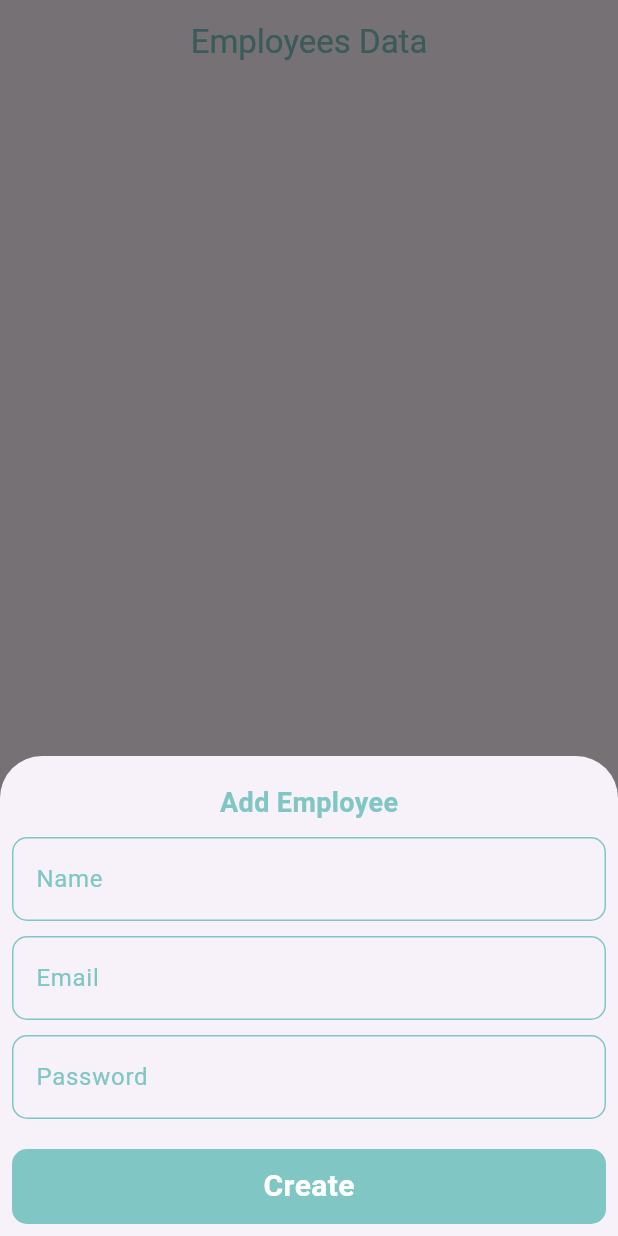
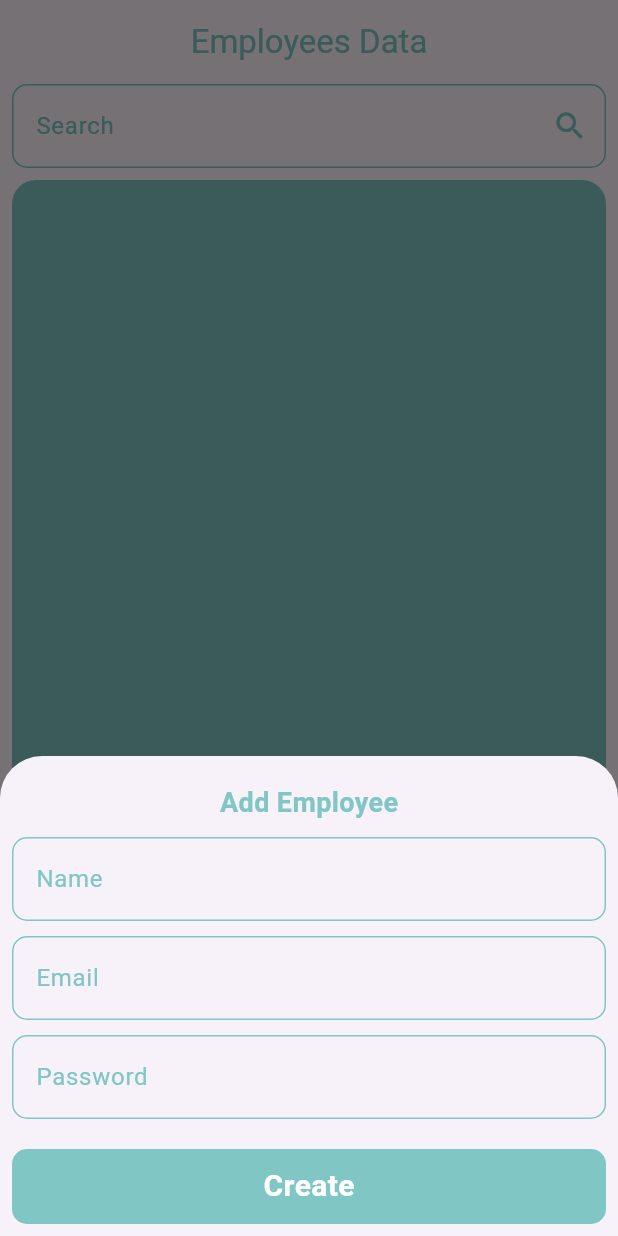
Before and after one commit to OmarAmeer96/Time-Pulse, a Flutter app: the screen it shows after launch, after a tap on the "person add" icon, on a phone screen of 412 x 824 dp. Run offline on Flutter 3.47's test engine with Material 3 defaults, Android fonts, the phone set to English and light mode, and no system bars; our stand-ins replace cloud_firestore, firebase_auth, firebase_core, flutter_bloc, flutter_screenutil; accounts and stored records are empty; statements that could not run were skipped.

Commit message:
update admin home view ui

```diff
--- a/lib/features/admin/views/admin_home_view.dart
+++ b/lib/features/admin/views/admin_home_view.dart
@@ -3,6 +3,7 @@ import 'package:time_pulse/features/admin/employee_model.dart';
 import 'package:time_pulse/features/admin/services/get_employee_data.dart';
 import 'package:time_pulse/features/admin/widgets/create_employee_view.dart';
 import 'package:time_pulse/features/admin/widgets/custom_list_tile.dart';
+import 'package:time_pulse/features/admin/widgets/custom_text_field.dart';
 
 class AdminHomeView extends StatefulWidget {
   const AdminHomeView({super.key});
@@ -13,6 +14,8 @@ class AdminHomeView extends StatefulWidget {
 
 class _AdminHomeViewState extends State<AdminHomeView> {
   List<EmployeeModel> employees = [];
+
+  final TextEditingController searchController = TextEditingController();
 
   @override
   void initState() {
@@ -37,9 +40,23 @@ class _AdminHomeViewState extends State<AdminHomeView> {
       ),
       body: Column(
         children: [
-          SizedBox(),
-          Container(
-            height: MediaQuery.sizeOf(context).height * 0.85,
+          Padding(
+            padding: const EdgeInsets.symmetric(horizontal: 8),
+            child: CustomTextField(
+              hintText: 'Search',
+              controller: searchController,
+              icon: Icons.search,
+              onSubmitted: () {},
+            ),
+          ),
+          Padding(
+            padding: const EdgeInsets.all(8.0),
+            child: Container(
+              decoration: BoxDecoration(
+                borderRadius: BorderRadius.circular(16),
+                color: Color(0xff80c6c5),
+              ),
+              height: MediaQuery.sizeOf(context).height * 0.75,
               width: MediaQuery.sizeOf(context).width,
               child: ListView.builder(
                 itemCount: employees.length,
@@ -51,9 +68,11 @@ class _AdminHomeViewState extends State<AdminHomeView> {
                 },
               ),
             ),
+          ),
         ],
       ),
       floatingActionButton: FloatingActionButton(
+        backgroundColor: Colors.white,
         onPressed: () {
           showModalBottomSheet(
             context: context,
@@ -61,9 +80,11 @@ class _AdminHomeViewState extends State<AdminHomeView> {
               return CreateEmployee();
             },
           );
-          // setState(() {});
         },
-        child: Icon(Icons.person_add_rounded),
+        child: Icon(
+          Icons.person_add_rounded,
+          color: Color(0xff80c6c5),
+        ),
       ),
     );
   }
--- a/lib/features/admin/widgets/custom_text_field.dart
+++ b/lib/features/admin/widgets/custom_text_field.dart
@@ -1,10 +1,12 @@
 import 'package:flutter/material.dart';
 
 class CustomTextField extends StatelessWidget {
-  const CustomTextField({super.key, required this.hintText, required this.controller});
+  const CustomTextField({super.key, required this.hintText, required this.controller, this.icon, this.onSubmitted});
 
   final String hintText;
   final TextEditingController controller;
+  final IconData? icon;
+  final VoidCallback? onSubmitted;
 
   @override
   Widget build(BuildContext context) {
@@ -12,6 +14,10 @@ class CustomTextField extends StatelessWidget {
       controller: controller,
       cursorColor: Color(0xff80c6c5),
       decoration: InputDecoration(
+        suffixIcon: IconButton(
+          icon: Icon(icon, color: Color(0xff80c6c5)),
+          onPressed: onSubmitted
+        ),
         hintText: hintText,
         hintStyle: TextStyle(color: Color(0xff80c6c5)),
         border: buildBorder(),
```
Also changed, not shown: lib/features/admin/widgets/custom_list_tile.dart (+22 -8 lines), 4 other files. Lines whose indentation alone changed are shown as unchanged.
